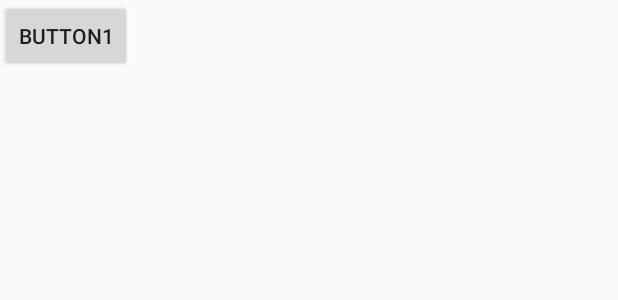
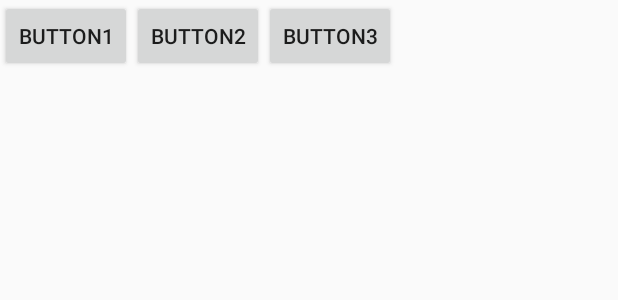
Before and after one commit to HwangJungHyun/Test, an Android app: the layout activity_main.xml on its own in the app's theme, with its tools: preview values and no code run, on a phone screen of 412 x 824 dp. Shown: the top 300 px of the screen. Run offline under Robolectric (Android 15) with nearby library versions, the phone set to English and light mode, and no system bars.

Commit message:
test git

```diff
--- a/app/src/main/res/layout/activity_main.xml
+++ b/app/src/main/res/layout/activity_main.xml
@@ -13,5 +13,16 @@
         android:id="@+id/test_bnt"
         android:text="button1" />
 
+    <Button
+        android:layout_width="wrap_content"
+        android:layout_height="wrap_content"
+        android:id="@+id/btn2"
+        android:text="button2"/>
+
+    <Button
+        android:layout_width="wrap_content"
+        android:layout_height="wrap_content"
+        android:id="@+id/btn3"
+        android:text="button3"/>
 
 </LinearLayout>
```
Also changed, not shown: app/src/main/java/com/example/testgit/MainActivity.java (line endings or trailing spaces).
